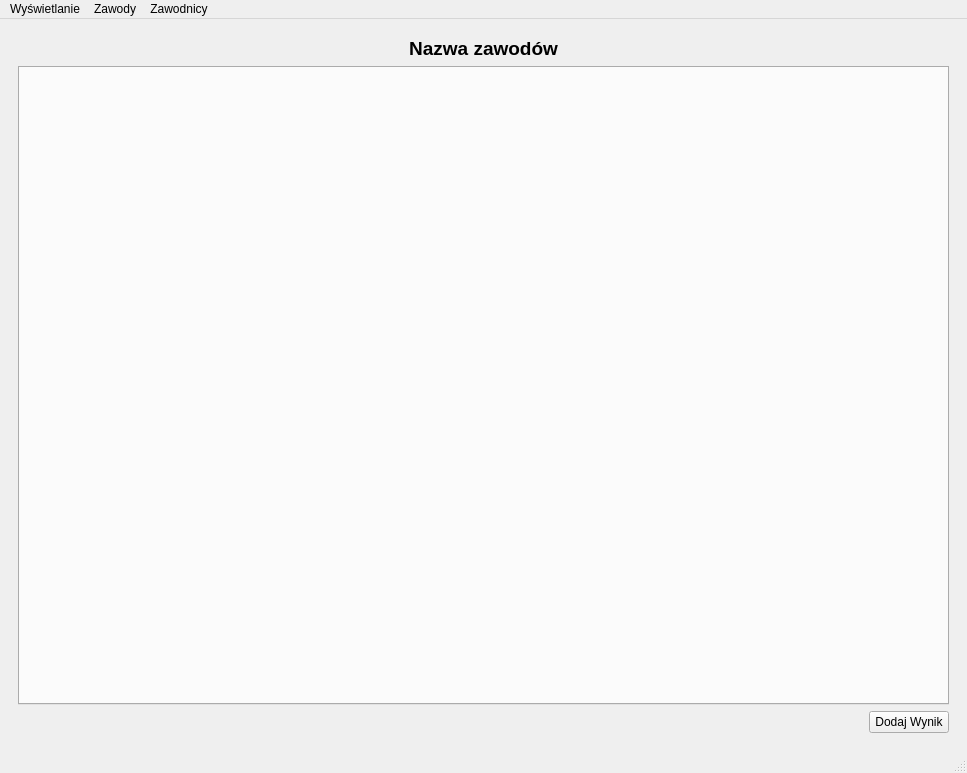
Qt form Ui_Files/OperatorWindow.ui (Verter18328/SOKs_LOK) before a commit.
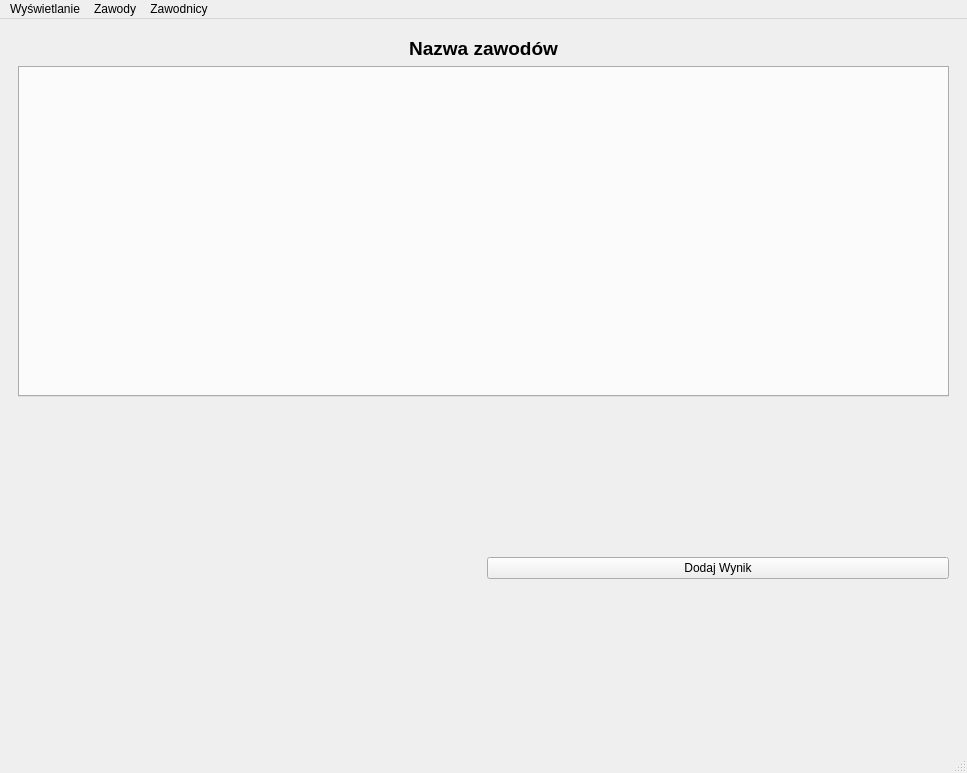
The same form after that commit. The open tabs and pages were chosen to show the change. Icons and pictures are not drawn.

```diff
--- a/Ui_Files/OperatorWindow.ui
+++ b/Ui_Files/OperatorWindow.ui
@@ -90,9 +90,6 @@
         </item>
         <item row="2" column="0">
          <spacer name="horizontalSpacer">
-          <property name="orientation">
-           <enum>Qt::Orientation::Horizontal</enum>
-          </property>
           <property name="sizeHint" stdset="0">
            <size>
             <width>40</width>
```
Left out of the diff: 36 changed lines with no effect on the pictures.
